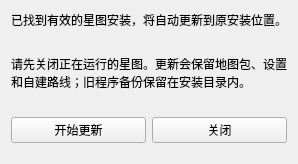
This is tools/qtifw_trial/existing-update.ui in chenhuanh9-a11y/xiaochao-assistant as Qt 5 draws it before an edit. The edited form follows.
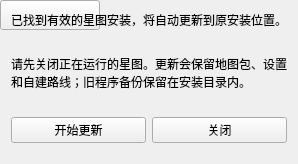
This is the edited form.

Diff of the .ui file:
```diff
--- a/tools/qtifw_trial/existing-update.ui
+++ b/tools/qtifw_trial/existing-update.ui
@@ -3,6 +3,11 @@
  <class>ExistingUpdate</class>
  <widget class="QWidget" name="ExistingUpdate">
   <property name="windowTitle"><string>更新星图</string></property>
+  <widget class="QPushButton" name="UpdatePollButton">
+   <property name="visible"><bool>false</bool></property>
+   <property name="focusPolicy"><enum>Qt::NoFocus</enum></property>
+   <property name="autoDefault"><bool>false</bool></property>
+  </widget>
   <layout class="QVBoxLayout" name="UpdateLayout">
    <item><widget class="QLabel" name="UpdateHelp"><property name="text"><string>已找到有效的星图安装，将自动更新到原安装位置。</string></property><property name="wordWrap"><bool>true</bool></property></widget></item>
    <item><widget class="QLabel" name="ExistingPath"><property name="text"><string/></property><property name="textFormat"><enum>Qt::PlainText</enum></property><property name="textInteractionFlags"><set>Qt::TextSelectableByMouse</set></property><property name="wordWrap"><bool>true</bool></property></widget></item>
```
